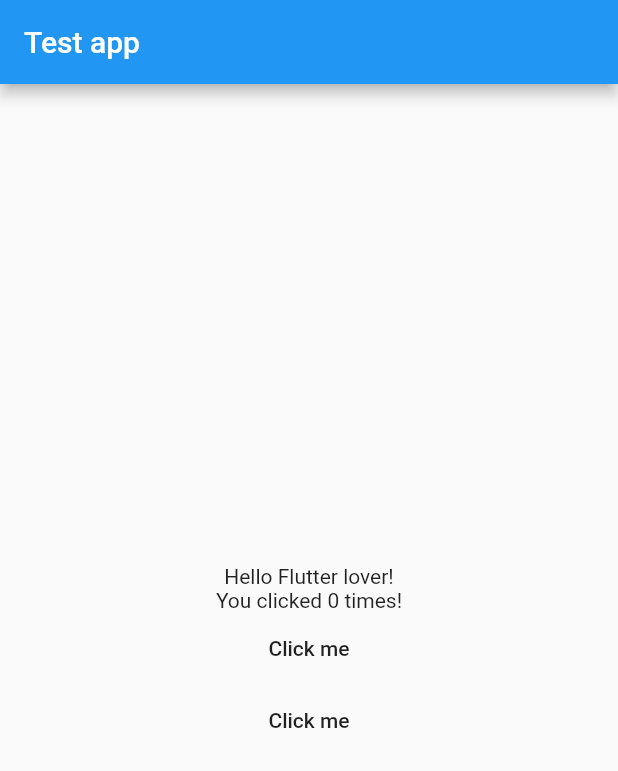
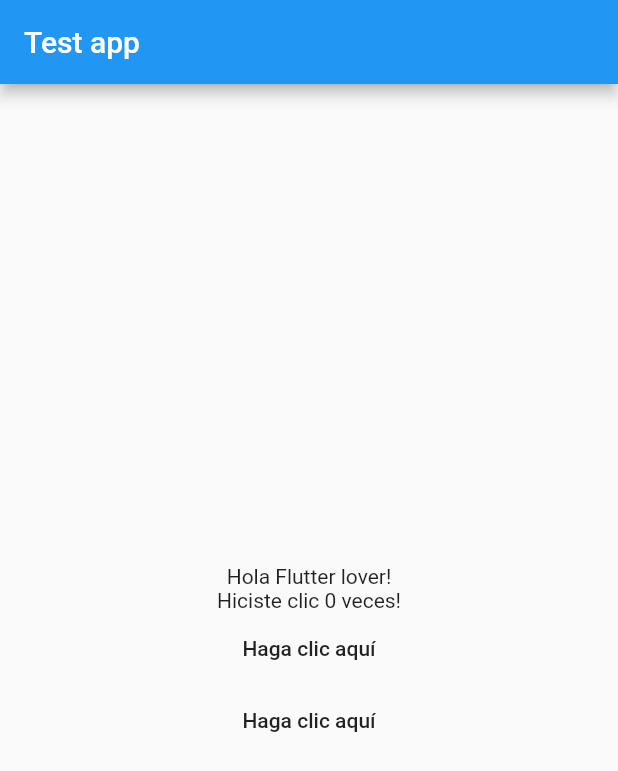
Before and after one commit to ilteoood/flutter_i18n, a Flutter app: the screen it shows after launch, on a phone screen of 412 x 824 dp. Shown: the top 771 px of the screen. Run offline on Flutter 3.47's test engine with Material 2 defaults, Android fonts, the phone set to English and light mode, and no system bars.

Commit message:
Updated example with refresh on startup

```diff
--- a/example/assets/i18n/en.json
+++ b/example/assets/i18n/en.json
@@ -4,7 +4,7 @@
     "main": "Hello {user}!"
   },
   "button": {
-    "clickMe": "Click me"
+    "clickMe": "Click here"
   },
   "toastMessage": "You clicked on button!",
   "clicked": {
--- /dev/null
+++ b/example/assets/i18n/es.json
@@ -0,0 +1,15 @@
+{
+  "title": "Test app",
+  "label": {
+    "main": "Hola {user}!"
+  },
+  "button": {
+    "clickMe": "Haga clic aquí"
+  },
+  "toastMessage": "Hiciste clic en el botón!",
+  "clicked": {
+    "times-0": "Hiciste clic {times} veces!",
+    "times-1": "Hiciste clic {time} vez!",
+    "times-2": "Hiciste clic {times} veces!"
+  }
+}
--- a/example/lib/main.dart
+++ b/example/lib/main.dart
@@ -15,7 +15,8 @@ class MyApp extends StatelessWidget {
       ),
       home: new MyHomePage(),
       localizationsDelegates: [
-        FlutterI18nDelegate(path: 'assets/i18n'),
+        FlutterI18nDelegate(
+            useCountryCode: false, fallbackFile: 'en', path: 'assets/i18n'),
         GlobalMaterialLocalizations.delegate,
         GlobalWidgetsLocalizations.delegate
       ],
@@ -32,10 +33,22 @@ class MyHomeState extends State<MyHomePage> {
   Locale currentLang;
   int clicked = 0;
 
+  @override
+  void initState() {
+    super.initState();
+    new Future.delayed(Duration.zero, () async {
+      await FlutterI18n.refresh(context, new Locale('es'));
+      setState(() {
+        currentLang = FlutterI18n.currentLocale(context);
+      });
+    });
+  }
+
   changeLanguage() {
     setState(() {
-      currentLang =
-          currentLang.languageCode == 'en' ? new Locale('it') : new Locale('en');
+      currentLang = currentLang.languageCode == 'en'
+          ? new Locale('it')
+          : new Locale('en');
     });
   }
 
@@ -47,7 +60,6 @@ class MyHomeState extends State<MyHomePage> {
 
   @override
   Widget build(BuildContext context) {
-    currentLang = FlutterI18n.currentLocale(context);
     return new Scaffold(
       appBar:
           new AppBar(title: new Text(FlutterI18n.translate(context, "title"))),
```
Also changed, not shown: 1 other file.
